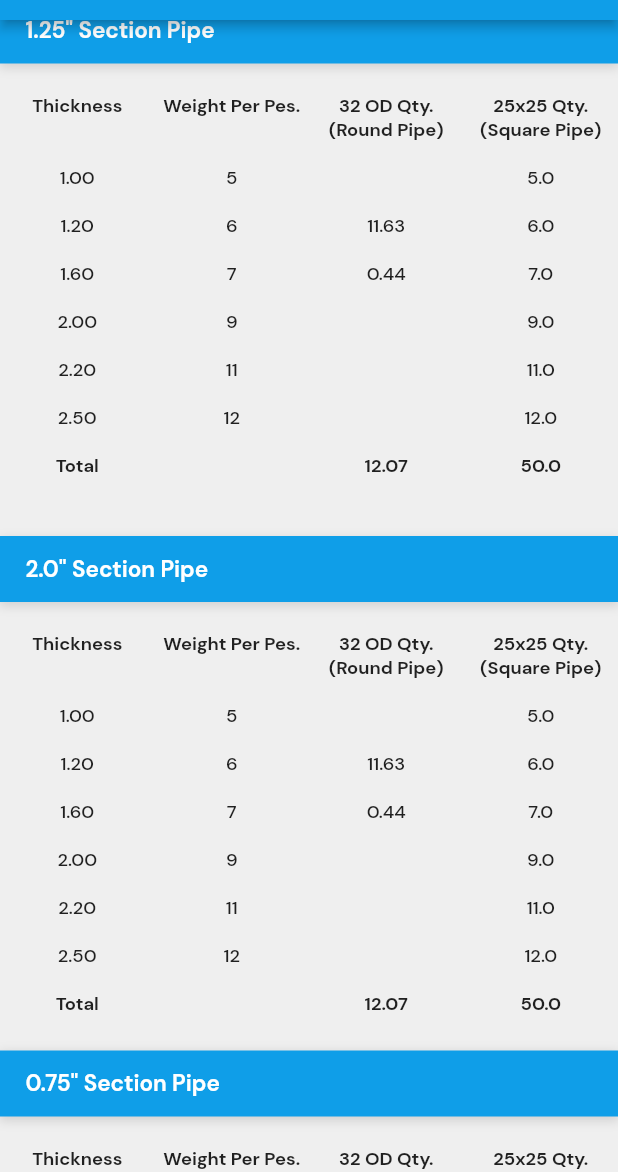
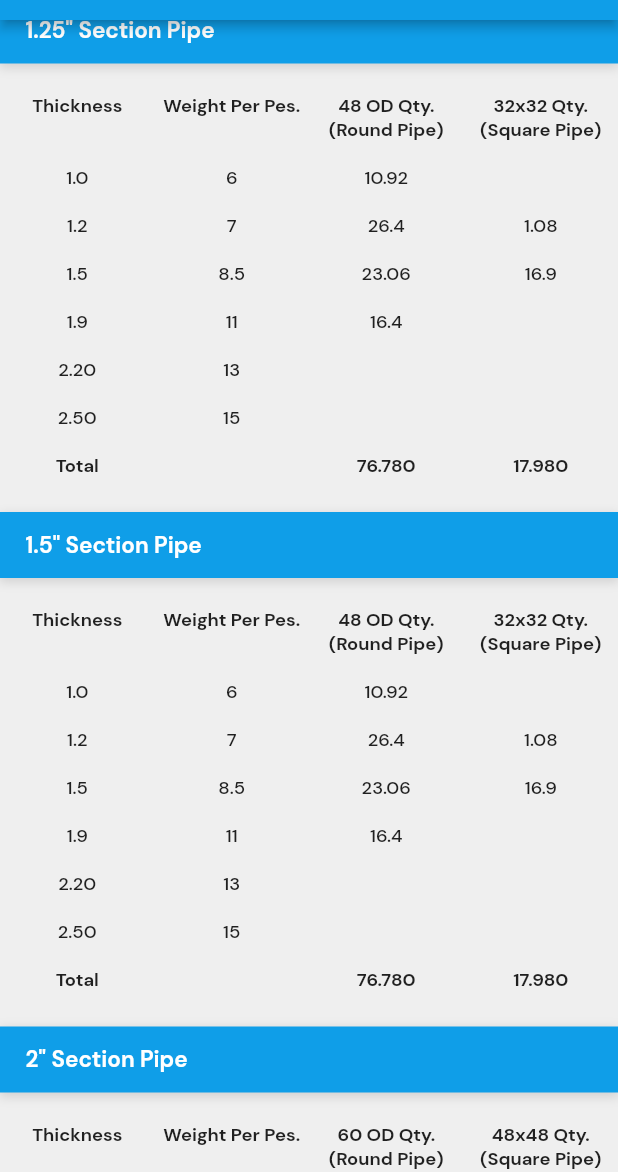
Before and after one commit to apratim-arora/MSteel-Flutter, a Flutter app: the StockStatementScreen screen opened by its route, scrolled down 576 dp, on a phone screen of 412 x 824 dp, the part 64-1236 px from its top. Run offline on Flutter 3.47's test engine with Material 2 defaults, Android fonts, the phone set to English and light mode, and no system bars; our stand-ins replace flutter_svg, image_picker, local_auth, marquee, pin_code_fields, shared_preferences; missing offline and left inert: flutter_windowmanager, local_auth_android, local_auth_ios, syncfusion_flutter_maps; accounts and stored records are empty; generated files the repository leaves out were written again; project files that could hold a hidden picture were left out.

Commit message:
dynamic table & data in stock statements, INTERNET permission

```diff
--- a/lib/data_models/models.dart
+++ b/lib/data_models/models.dart
@@ -211,67 +211,28 @@ class PipeSpecs {
       'qty3': qty3,
     };
   }
-
-  factory PipeSpecs.fromMap(Map<String, dynamic> map) {
-    return PipeSpecs(
-      thickness: map['thickness'] as String,
-      wpp: map['wpp'] as String,
-      qty1: map['qty1'] != null ? map['qty1'] as double : null,
-      qty2: map['qty2'] != null ? map['qty2'] as double : null,
-      qty3: map['qty3'] != null ? map['qty3'] as double : null,
-    );
-  }
-
-  String toJson() => json.encode(toMap());
-
-  factory PipeSpecs.fromJson(String source) =>
-      PipeSpecs.fromMap(json.decode(source) as Map<String, dynamic>);
-
-  @override
-  String toString() {
-    return 'PipeSpecs(thickness: $thickness, wpp: $wpp, qty1: $qty1, qty2: $qty2, qty3: $qty3)';
-  }
-
-  @override
-  bool operator ==(covariant PipeSpecs other) {
-    if (identical(this, other)) return true;
-
-    return other.thickness == thickness &&
-        other.wpp == wpp &&
-        other.qty1 == qty1 &&
-        other.qty2 == qty2 &&
-        other.qty3 == qty3;
-  }
-
-  @override
-  int get hashCode {
-    return thickness.hashCode ^
-        wpp.hashCode ^
-        qty1.hashCode ^
-        qty2.hashCode ^
-        qty3.hashCode;
-  }
 }
 
 class PipeDetails {
   final String pipeSize;
   final String pipeName;
-  final List<PipeSpecs> specs;
+  final List<Map<String, dynamic>> fields;
+  // final List<PipeSpecs> specs;
   PipeDetails({
     required this.pipeSize,
     required this.pipeName,
-    required this.specs,
+    required this.fields,
   });
 
   PipeDetails copyWith({
     String? pipeSize,
     String? pipeName,
-    List<PipeSpecs>? specs,
+    List<Map<String, dynamic>>? fields,
   }) {
     return PipeDetails(
       pipeSize: pipeSize ?? this.pipeSize,
       pipeName: pipeName ?? this.pipeName,
-      specs: specs ?? this.specs,
+      fields: fields ?? this.fields,
     );
   }
 
@@ -279,7 +240,7 @@ class PipeDetails {
     return <String, dynamic>{
       'pipeSize': pipeSize,
       'pipeName': pipeName,
-      'specs': specs.map((x) => x.toMap()).toList(),
+      'fields': fields,
     };
   }
 
@@ -287,9 +248,9 @@ class PipeDetails {
     return PipeDetails(
       pipeSize: map['pipeSize'] as String,
       pipeName: map['pipeName'] as String,
-      specs: List<PipeSpecs>.from(
-        (map['specs'] as List<int>).map<PipeSpecs>(
-          (x) => PipeSpecs.fromMap(x as Map<String, dynamic>),
+      fields: List<Map<String, dynamic>>.from(
+        (map['fields'] as List<dynamic>).map<Map<String, dynamic>>(
+          (x) => x,
         ),
       ),
     );
@@ -302,7 +263,7 @@ class PipeDetails {
 
   @override
   String toString() =>
-      'PipeDetails(pipeSize: $pipeSize, pipeName: $pipeName, specs: $specs)';
+      'PipeDetails(pipeSize: $pipeSize, pipeName: $pipeName, fields: $fields)';
 
   @override
   bool operator ==(covariant PipeDetails other) {
@@ -310,11 +271,11 @@ class PipeDetails {
 
     return other.pipeSize == pipeSize &&
         other.pipeName == pipeName &&
-        listEquals(other.specs, specs);
+        listEquals(other.fields, fields);
   }
 
   @override
-  int get hashCode => pipeSize.hashCode ^ pipeName.hashCode ^ specs.hashCode;
+  int get hashCode => pipeSize.hashCode ^ pipeName.hashCode ^ fields.hashCode;
 }
 
 class MapModel {
--- a/lib/data_models/sample_data.dart
+++ b/lib/data_models/sample_data.dart
@@ -146,61 +146,234 @@ List<SubscriptionData> getSubscriptionData() => [
 
 // stock statements pipe table data
 List<PipeDetails> getpipeDetails() => [
-      PipeDetails(pipeSize: "1\"", pipeName: "Section Pipe", specs: [
-        PipeSpecs(
-          thickness: "1.00",
-          wpp: "5",
-          qty1: null,
-          qty2: null,
-        ),
-        PipeSpecs(thickness: "1.20", wpp: "6", qty1: 11.630, qty2: null),
-        PipeSpecs(thickness: "1.60", wpp: "7", qty1: 0.440, qty2: null),
-        PipeSpecs(thickness: "2.00", wpp: "9", qty1: null, qty2: null),
-        PipeSpecs(thickness: "2.20", wpp: "11", qty1: null, qty2: null),
-        PipeSpecs(thickness: "2.50", wpp: "12", qty1: null, qty2: null),
+      PipeDetails(pipeSize: "1\"", pipeName: "Section Pipe", fields: [
+        {
+          "Thickness": "1.0",
+          "Weight Per Pes.": "5",
+          "32 OD Qty.(Round Pipe)": 0,
+          "25x25 Qty.(Square Pipe)": 0,
+        },
+        {
+          "Thickness": "1.20",
+          "Weight Per Pes.": "6",
+          "32 OD Qty.(Round Pipe)": 11.630,
+          "25x25 Qty.(Square Pipe)": 0,
+        },
+        {
+          "Thickness": "1.60",
+          "Weight Per Pes.": "7",
+          "32 OD Qty.(Round Pipe)": 0.440,
+          "25x25 Qty.(Square Pipe)": 0,
+        },
+        {
+          "Thickness": "2.0",
+          "Weight Per Pes.": "9",
+          "32 OD Qty.(Round Pipe)": 0,
+          "25x25 Qty.(Square Pipe)": 0,
+        },
+        {
+          "Thickness": "2.20",
+          "Weight Per Pes.": "11",
+          "32 OD Qty.(Round Pipe)": 0,
+          "25x25 Qty.(Square Pipe)": 0,
+        },
+        {
+          "Thickness": "2.50",
+          "Weight Per Pes.": "12",
+          "32 OD Qty.(Round Pipe)": 0,
+          "25x25 Qty.(Square Pipe)": 0,
+        },
       ]),
-      PipeDetails(pipeSize: "1.25\"", pipeName: "Section Pipe", specs: [
-        PipeSpecs(thickness: "1.00", wpp: "5", qty1: null, qty2: 5),
-        PipeSpecs(
-            thickness: "1.20", wpp: "6", qty1: 11.630, qty2: 6, qty3: 4.610),
-        PipeSpecs(
-            thickness: "1.60", wpp: "7", qty1: 0.440, qty2: 7, qty3: 4.990),
-        PipeSpecs(thickness: "2.00", wpp: "9", qty1: null, qty2: 9),
-        PipeSpecs(thickness: "2.20", wpp: "11", qty1: null, qty2: 11),
-        PipeSpecs(thickness: "2.50", wpp: "12", qty1: null, qty2: 12),
+      PipeDetails(pipeSize: "1.25\"", pipeName: "Section Pipe", fields: [
+        {
+          "Thickness": "1.0",
+          "Weight Per Pes.": "6",
+          "48 OD Qty.(Round Pipe)": 10.920,
+          "32x32 Qty.(Square Pipe)": 0,
+          "20x40 Qty.(RectAngle)": 0,
+        },
+        {
+          "Thickness": "1.2",
+          "Weight Per Pes.": "7",
+          "48 OD Qty.(Round Pipe)": 26.400,
+          "32x32 Qty.(Square Pipe)": 1.080,
+          "20x40 Qty.(RectAngle)": 4.610,
+        },
+        {
+          "Thickness": "1.5",
+          "Weight Per Pes.": "8.5",
+          "48 OD Qty.(Round Pipe)": 23.060,
+          "32x32 Qty.(Square Pipe)": 16.900,
+          "20x40 Qty.(RectAngle)": 4.990,
+        },
+        {
+          "Thickness": "1.9",
+          "Weight Per Pes.": "11",
+          "48 OD Qty.(Round Pipe)": 16.400,
+          "32x32 Qty.(Square Pipe)": 0,
+          "20x40 Qty.(RectAngle)": 0,
+        },
+        {
+          "Thickness": "2.20",
+          "Weight Per Pes.": "13",
+          "48 OD Qty.(Round Pipe)": 0,
+          "32x32 Qty.(Square Pipe)": 0,
+          "20x40 Qty.(RectAngle)": 0,
+        },
+        {
+          "Thickness": "2.50",
+          "Weight Per Pes.": "15",
+          "48 OD Qty.(Round Pipe)": 0,
+          "32x32 Qty.(Square Pipe)": 0,
+          "20x40 Qty.(RectAngle)": 0,
+        },
       ]),
-      PipeDetails(pipeSize: "2.0\"", pipeName: "Section Pipe", specs: [
-        PipeSpecs(thickness: "1.00", wpp: "5", qty1: null, qty2: 5),
-        PipeSpecs(thickness: "1.20", wpp: "6", qty1: 11.630, qty2: 6),
-        PipeSpecs(thickness: "1.60", wpp: "7", qty1: 0.440, qty2: 7),
-        PipeSpecs(thickness: "2.00", wpp: "9", qty1: null, qty2: 9),
-        PipeSpecs(thickness: "2.20", wpp: "11", qty1: null, qty2: 11),
-        PipeSpecs(thickness: "2.50", wpp: "12", qty1: null, qty2: 12),
+      PipeDetails(pipeSize: "1.5\"", pipeName: "Section Pipe", fields: [
+        {
+          "Thickness": "1.0",
+          "Weight Per Pes.": "6",
+          "48 OD Qty.(Round Pipe)": 10.920,
+          "32x32 Qty.(Square Pipe)": 0,
+          "20x40 Qty.(RectAngle)": 0,
+        },
+        {
+          "Thickness": "1.2",
+          "Weight Per Pes.": "7",
+          "48 OD Qty.(Round Pipe)": 26.400,
+          "32x32 Qty.(Square Pipe)": 1.080,
+          "20x40 Qty.(RectAngle)": 4.610,
+        },
+        {
+          "Thickness": "1.5",
+          "Weight Per Pes.": "8.5",
+          "48 OD Qty.(Round Pipe)": 23.060,
+          "32x32 Qty.(Square Pipe)": 16.900,
+          "20x40 Qty.(RectAngle)": 4.990,
+        },
+        {
+          "Thickness": "1.9",
+          "Weight Per Pes.": "11",
+          "48 OD Qty.(Round Pipe)": 16.400,
+          "32x32 Qty.(Square Pipe)": 0,
+          "20x40 Qty.(RectAngle)": 0,
+        },
+        {
+          "Thickness": "2.20",
+          "Weight Per Pes.": "13",
+          "48 OD Qty.(Round Pipe)": 0,
+          "32x32 Qty.(Square Pipe)": 0,
+          "20x40 Qty.(RectAngle)": 0,
+        },
+        {
+          "Thickness": "2.50",
+          "Weight Per Pes.": "15",
+          "48 OD Qty.(Round Pipe)": 0,
+          "32x32 Qty.(Square Pipe)": 0,
+          "20x40 Qty.(RectAngle)": 0,
+        },
       ]),
-      PipeDetails(pipeSize: "0.75\"", pipeName: "Section Pipe", specs: [
-        PipeSpecs(thickness: "1.00", wpp: "5", qty1: null, qty2: 5),
-        PipeSpecs(thickness: "1.20", wpp: "6", qty1: 11.630, qty2: 6),
-        PipeSpecs(thickness: "1.60", wpp: "7", qty1: 0.440, qty2: 7),
-        PipeSpecs(thickness: "2.00", wpp: "9", qty1: null, qty2: 9),
-        PipeSpecs(thickness: "2.20", wpp: "11", qty1: null, qty2: 11),
-        PipeSpecs(thickness: "2.50", wpp: "12", qty1: null, qty2: 12),
+      PipeDetails(pipeSize: "2\"", pipeName: "Section Pipe", fields: [
+        {
+          "Thickness": "1.0",
+          "Weight Per Pes.": "9",
+          "60 OD Qty.(Round Pipe)": 10.350,
+          "48x48 Qty.(Square Pipe)": 0,
+          "68x25 Qty.(Rectangle)": 0,
+          "40x60 Qty.(Rectangle)": 0,
+        },
+        {
+          "Thickness": "1.2",
+          "Weight Per Pes.": "9",
+          "60 OD Qty.(Round Pipe)": 2.540,
+          "48x48 Qty.(Square Pipe)": 0,
+          "68x25 Qty.(Rectangle)": 12.890,
+          "40x60 Qty.(R-Angle)": 0,
+        },
+        {
+          "Thickness": "1.2",
+          "Weight Per Pes.": "(17.5 feet)",
+          "60 OD Qty.(Round Pipe)": 0,
+          "48x48 Qty.(Square Pipe)": 2.970,
+          "68x25 Qty.(Rectangle)": 0,
+          "40x60 Qty.(R-Angle)": 0,
+        },
+        {
+          "Thickness": "1.4",
+          "Weight Per Pes.": "12.5",
+          "60 OD Qty.(Round Pipe)": 0,
+          "48x48 Qty.(Square Pipe)": 23.500,
+          "68x25 Qty.(Rectangle)": 0,
+          "40x60 Qty.(R-Angle)": 0,
+        },
+        {
+          "Thickness": "1.6",
+          "Weight Per Pes.": "14",
+          "60 OD Qty.(Round Pipe)": 32.440,
+          "48x48 Qty.(Square Pipe)": 55.500,
+          "68x25 Qty.(Rectangle)": 42.650,
+          "40x60 Qty.(R-Angle)": 0,
+        },
+        {
+          "Thickness": "1.8",
+          "Weight Per Pes.": "15.5",
+          "60 OD Qty.(Round Pipe)": 0,
+          "48x48 Qty.(Square Pipe)": 0,
+          "68x25 Qty.(Rectangle)": 0,
+          "40x60 Qty.(R-Angle)": 0,
+        },
+        {
+          "Thickness": "2.0",
+          "Weight Per Pes.": "17",
+          "60 OD Qty.(Round Pipe)": 0,
+          "48x48 Qty.(Square Pipe)": 0,
+          "68x25 Qty.(Rectangle)": 11.050,
+          "40x60 Qty.(R-Angle)": 0,
+        },
+        {
+          "Thickness": "2.20",
+          "Weight Per Pes.": "19",
+          "60 OD Qty.(Round Pipe)": 0,
+          "48x48 Qty.(Square Pipe)": 0,
+          "68x25 Qty.(Rectangle)": 0,
+          "40x60 Qty.(R-Angle)": 0,
+        },
+        {
+          "Thickness": "2.50",
+          "Weight Per Pes.": "21",
+          "60 OD Qty.(Round Pipe)": 0,
+          "48x48 Qty.(Square Pipe)": 0,
+          "68x25 Qty.(Rectangle)": 0,
+          "40x60 Qty.(R-Angle)": 0,
+        },
       ]),
-      PipeDetails(pipeSize: "2.5\"", pipeName: "Section Pipe", specs: [
-        PipeSpecs(
-            thickness: "1.00", wpp: "5", qty1: null, qty2: 5, qty3: 11.860),
-        PipeSpecs(thickness: "1.20", wpp: "6", qty1: 11.630, qty2: 6),
-        PipeSpecs(thickness: "1.60", wpp: "7", qty1: 0.440, qty2: 7),
-        PipeSpecs(thickness: "2.00", wpp: "9", qty1: null, qty2: 9),
-        PipeSpecs(
-            thickness: "2.20", wpp: "11", qty1: null, qty2: 11, qty3: 29.600),
-        PipeSpecs(thickness: "2.50", wpp: "12", qty1: null, qty2: 12),
-      ]),
-      PipeDetails(pipeSize: "", pipeName: "Random Pipe", specs: [
-        PipeSpecs(thickness: "1.00", wpp: "5", qty1: null, qty2: 5),
-        PipeSpecs(thickness: "1.20", wpp: "6", qty1: 11.630, qty2: 6),
-        PipeSpecs(thickness: "1.60", wpp: "7", qty1: 0.440, qty2: 7),
-        PipeSpecs(thickness: "2.00", wpp: "9", qty1: null, qty2: 9),
-        PipeSpecs(thickness: "2.20", wpp: "11", qty1: null, qty2: 11),
-        PipeSpecs(thickness: "2.50", wpp: "12", qty1: null, qty2: 12),
-      ]),
+      PipeDetails(pipeSize: "2.5\"", pipeName: "Section Pipe", fields: [
+        {
+          "Thickness": "1.6",
+          "Weight Per Pes.": "18",
+          "76 OD Qty.(Round Pipe)": 34.650,
+          "62x62 Qty.(Square Pipe)": 3.670,
+          "80x40 Qty.(Rectangle)": 11.860,
+        },
+        {
+          "Thickness": "2.0",
+          "Weight Per Pes.": "23",
+          "76 OD Qty.(Round Pipe)": 0,
+          "62x62 Qty.(Square Pipe)": 0,
+          "80x40 Qty.(Rectangle)": 0,
+        },
+        {
+          "Thickness": "2.2",
+          "Weight Per Pes.": "25",
+          "76 OD Qty.(Round Pipe)": 0,
+          "62x62 Qty.(Square Pipe)": 0,
+          "80x40 Qty.(Rectangle)": 0,
+        },
+        {
+          "Thickness": "2.5",
+          "Weight Per Pes.": "28",
+          "76 OD Qty.(Round Pipe)": 8.010,
+          "62x62 Qty.(Square Pipe)": 0,
+          "80x40 Qty.(Rectangle)": 29.600,
+        },
+      ])
     ];
--- a/lib/stock_statements.dart
+++ b/lib/stock_statements.dart
@@ -45,12 +45,13 @@ class _StockStatementScreenState extends State<StockStatementScreen> {
         ),
         const SizedBox(height: 26),
         ListView.builder(
+          primary: false,
           shrinkWrap: true,
           physics: const NeverScrollableScrollPhysics(),
           itemBuilder: (context, index) => PipeDataWidget(
             pipeSize: pipeDetailsList[index].pipeSize,
             pipeName: pipeDetailsList[index].pipeName,
-            pipeSpecs: pipeDetailsList[index].specs,
+            fields: pipeDetailsList[index].fields,
           ),
           itemCount: pipeDetailsList.length,
         )
--- a/lib/widgets/pipe_data_box.dart
+++ b/lib/widgets/pipe_data_box.dart
@@ -1,22 +1,38 @@
 // ignore_for_file: public_member_api_docs, sort_constructors_first
 import 'package:flutter/material.dart';
-import 'package:m_steel/data_models/models.dart';
 import 'package:m_steel/util/general.dart';
 import 'package:m_steel/util/language_constants.dart';
 
 class PipeDataWidget extends StatelessWidget {
   final String pipeSize, pipeName;
-  final List<PipeSpecs> pipeSpecs;
+  // final List<PipeSpecs> pipeSpecs;
+  final List<Map<String, dynamic>> fields;
 
   const PipeDataWidget({
     Key? key,
+    required this.pipeName,
+    required this.fields,
     required this.pipeSize,
-    required this.pipeName,
-    required this.pipeSpecs,
   }) : super(key: key);
+  String reduceNumberSize(double numb) {
+    var str = numb.toString();
+    var digitsBeforeDecimal = str.lastIndexOf(".");
+    if (digitsBeforeDecimal == -1) {
+      return numb.toStringAsFixed(1);
+    } else if (digitsBeforeDecimal <= 1) {
+      return numb.toStringAsFixed(2);
+    } else if (digitsBeforeDecimal <= 2) {
+      return numb.toStringAsFixed(3);
+    } else {
+      return numb.toStringAsFixed(2);
+    }
+  }
 
   @override
   Widget build(BuildContext context) {
+    List<double> totalList;
+    //assuming first two columns to always be fixed string type thickness & WeightPerPes., whose sum is never required
+    int noOfColumns = 2;
     var _scrollController = ScrollController();
     var screenSize = MediaQuery.of(context).size;
     Widget _cell(
@@ -31,52 +47,59 @@ class PipeDataWidget extends StatelessWidget {
           content,
           textAlign: align,
           style: TextStyle(
-              fontWeight:
-                  (header || footer) ? FontWeight.w700 : FontWeight.w500,
-              fontSize: 12.3),
+            fontWeight: (header || footer) ? FontWeight.w700 : FontWeight.w500,
+            fontSize: 12.3,
+          ),
         ),
       );
     }
 
-    List<TableRow> tableRows(List<PipeSpecs> pipeSpecList) {
-      double qty1Sum = 0, qty2Sum = 0, qty3Sum = 0;
+    List<TableRow> tableRows(List<Map<String, dynamic>> fields) {
+      noOfColumns = fields.first.length;
+
+      //assuming first two columns to always be fixed string type thickness & WeightPerPes., whose sum is never required
+      totalList = List.filled(noOfColumns - 2, 0.0);
       //list with header row added in first place
       List<TableRow> rows = [
-        TableRow(children: [
-          _cell(transText(context).thickness, header: true),
-          _cell(transText(context).weightPerPes, header: true),
-          _cell("32 OD Qty.\n(${transText(context).roundPipe})", header: true),
-          _cell("25x25 Qty.\n(${transText(context).squarePipe})", header: true),
-          _cell("20x40 Qty.\n(Rect-Angle)")
-        ]),
+        // TableRow(children: [
+        //   _cell(transText(context).thickness, header: true),
+        //   _cell(transText(context).weightPerPes, header: true),
+        //   _cell("32 OD Qty.\n(${transText(context).roundPipe})", header: true),
+        //   _cell("25x25 Qty.\n(${transText(context).squarePipe})", header: true),
+        //   _cell("20x40 Qty.\n(Rect-Angle)")
+        // ]),
       ];
-      //populating rows list with data at provided index
-      for (var pipeSpecs in pipeSpecList) {
-        var rowCells = [
-          _cell(pipeSpecs.thickness),
-          _cell(pipeSpecs.wpp),
-          _cell(pipeSpecs.qty1 == null ? "" : pipeSpecs.qty1.toString()),
-          _cell(pipeSpecs.qty2 == null ? "" : pipeSpecs.qty2.toString()),
-          _cell(pipeSpecs.qty3 == null ? "" : pipeSpecs.qty3.toString()),
-        ];
+      List<Widget> headerRow = [];
+      for (var title in fields.first.keys) {
+        headerRow.add(_cell(title, header: true));
+      }
+      rows.add(TableRow(children: headerRow));
+      //populating rows list with data
+      for (var rowMap in fields) {
+        var currIndex = 0;
+        var rowCells = <Widget>[];
+        rowCells.addAll(rowMap.values.map((value) {
+          if (currIndex > 1) {
+            totalList[currIndex - 2] += double.tryParse(value.toString()) ?? 0;
+          }
+          currIndex++;
+          // continue;
+          return _cell(value == 0 ? "" : value.toString());
+        }).toList());
         rows.add(TableRow(children: rowCells));
-        qty1Sum += pipeSpecs.qty1 ?? 0;
-        qty2Sum += pipeSpecs.qty2 ?? 0;
-        qty3Sum += pipeSpecs.qty3 ?? 0;
       }
       //adding footer row
-      rows.add(TableRow(
-        children: [
-          _cell(
-            transText(context).total,
-            footer: true,
-          ),
-          _cell(""),
-          _cell(qty1Sum.toString(), footer: true),
-          _cell(qty2Sum.toString(), footer: true),
-          _cell(qty3Sum.toString(), footer: true),
-        ],
-      ));
+      var footerRow = <Widget>[
+        _cell(
+          transText(context).total,
+          footer: true,
+        ),
+        _cell("", footer: true),
+      ];
+      footerRow.addAll(totalList
+          .map((total) => _cell(reduceNumberSize(total), footer: true))
+          .toList());
+      rows.add(TableRow(children: footerRow));
       return rows;
     }
 
@@ -131,7 +154,7 @@ class PipeDataWidget extends StatelessWidget {
           physics: const BouncingScrollPhysics(),
           child: Table(
             defaultColumnWidth: FixedColumnWidth(screenSize.width * 0.25),
-            children: tableRows(pipeSpecs),
+            children: tableRows(fields),
           ),
         ),
         const SizedBox(height: 15),
```
